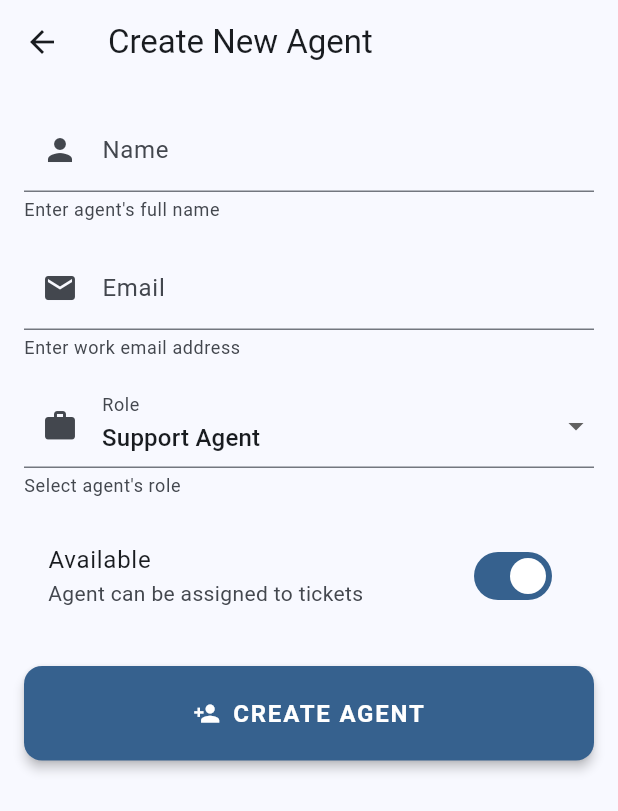
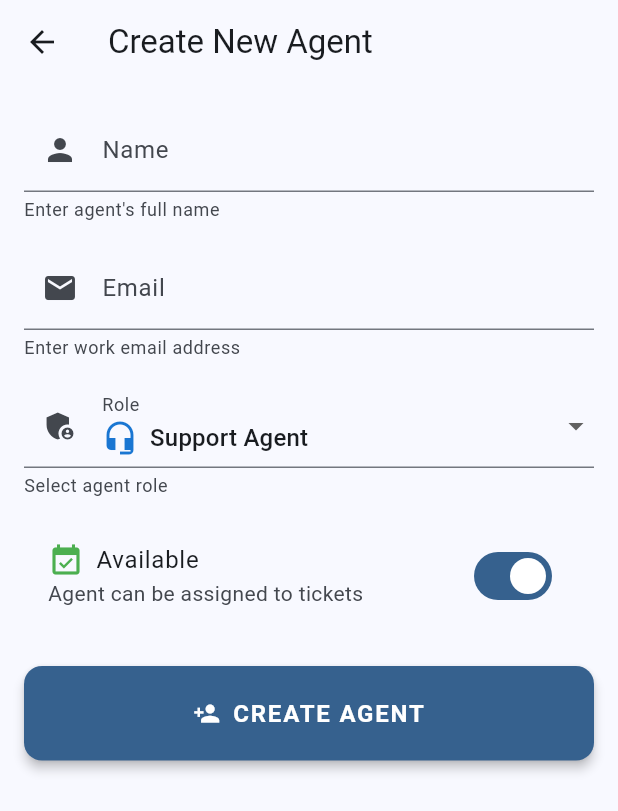
Before and after one commit to itsivali/ticket_support_system, a Flutter app: the CreateAgentScreen screen opened directly, on a phone screen of 412 x 824 dp. Shown: the top 811 px of the screen. Run offline on Flutter 3.47's test engine with Material 3 defaults, Android fonts, the phone set to English and light mode, and no system bars; our stand-ins replace flutter_chat_types, flutter_chat_ui, logger; network calls fail.

Commit message:
Enhance agent model and UI: add 'ADMIN' role, enforce role validation, and improve dropdown UI with icons

```diff
--- a/lib/models/agent.dart
+++ b/lib/models/agent.dart
@@ -5,13 +5,19 @@ class Agent {
   final String role;
   final bool isAvailable;
 
+  static const List<String> validRoles = ['SUPPORT', 'SUPERVISOR', 'ADMIN'];
+
   Agent({
     required this.id,
     required this.name,
     required this.email,
     required this.role,
     required this.isAvailable,
-  });
+  }) {
+    if (!validRoles.contains(role)) {
+      throw ArgumentError('Invalid role: $role');
+    }
+  }
 
   factory Agent.fromJson(Map<String, dynamic> json) {
     return Agent(
--- a/lib/screens/create_agent_screen.dart
+++ b/lib/screens/create_agent_screen.dart
@@ -15,7 +15,7 @@ class _CreateAgentScreenState extends State<CreateAgentScreen> {
   final _formKey = GlobalKey<FormState>();
   String _name = '';
   String _email = '';
-  String _role = 'SUPPORT';
+  String _role = 'SUPPORT';  // Default role
   bool _isAvailable = true;
   bool _isLoading = false;
 
@@ -117,24 +117,55 @@ class _CreateAgentScreenState extends State<CreateAgentScreen> {
                   value: _role,
                   decoration: const InputDecoration(
                     labelText: 'Role',
-                    helperText: 'Select agent\'s role',
-                    prefixIcon: Icon(Icons.work),
+                    helperText: 'Select agent role',
+                    prefixIcon: Icon(Icons.admin_panel_settings),
                   ),
-                  items: const [
+                  items: [
                     DropdownMenuItem(
                       value: 'SUPPORT',
-                      child: Text('Support Agent'),
+                      child: Row(
+                        children: [
+                          Icon(Icons.headset_mic, color: Colors.blue[700]),
+                          const SizedBox(width: 8),
+                          const Text('Support Agent'),
+                        ],
+                      ),
                     ),
                     DropdownMenuItem(
                       value: 'SUPERVISOR',
-                      child: Text('Supervisor'),
+                      child: Row(
+                        children: [
+                          Icon(Icons.supervisor_account, color: Colors.green[700]),
+                          const SizedBox(width: 8),
+                          const Text('Supervisor'),
+                        ],
+                      ),
+                    ),
+                    DropdownMenuItem(
+                      value: 'ADMIN',
+                      child: Row(
+                        children: [
+                          Icon(Icons.security, color: Colors.orange[700]),
+                          const SizedBox(width: 8),
+                          const Text('Administrator'),
+                        ],
+                      ),
                     ),
                   ],
                   onChanged: (value) => setState(() => _role = value!),
                 ),
                 const SizedBox(height: 16),
                 SwitchListTile(
-                  title: const Text('Available'),
+                  title: Row(
+                    children: [
+                      Icon(
+                        Icons.event_available,
+                        color: _isAvailable ? Colors.green : Colors.grey,
+                      ),
+                      const SizedBox(width: 8),
+                      const Text('Available'),
+                    ],
+                  ),
                   subtitle: const Text('Agent can be assigned to tickets'),
                   value: _isAvailable,
                   onChanged: (value) => setState(() => _isAvailable = value),
```
Also changed, not shown: 1 other file.
